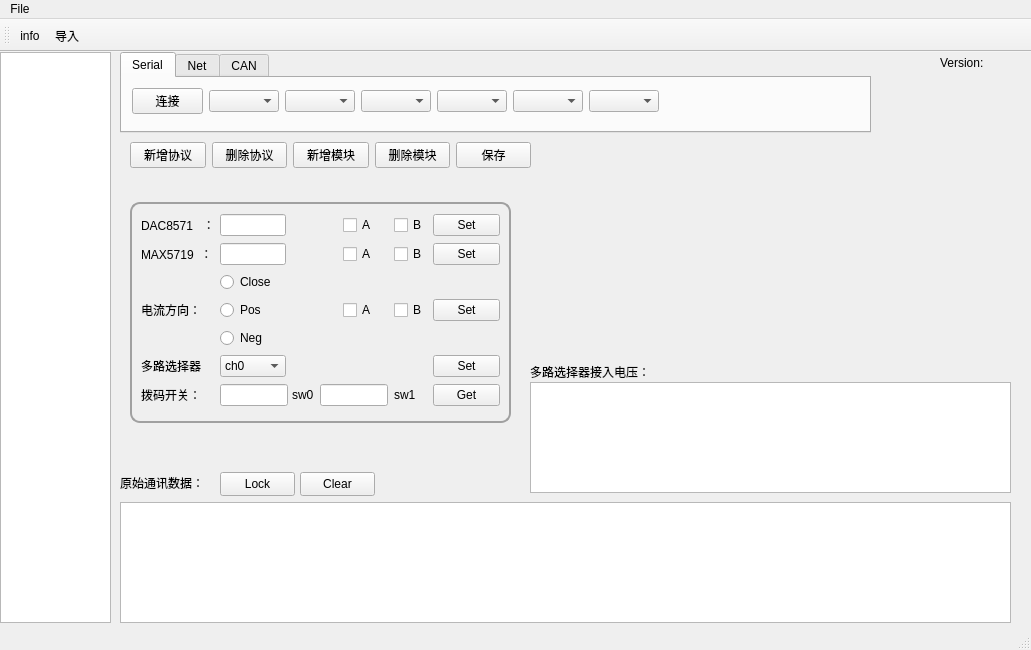
This is mainwindow.ui in BilibiliW/CommonDemo as Qt 5 draws it before an edit. The edited form follows.
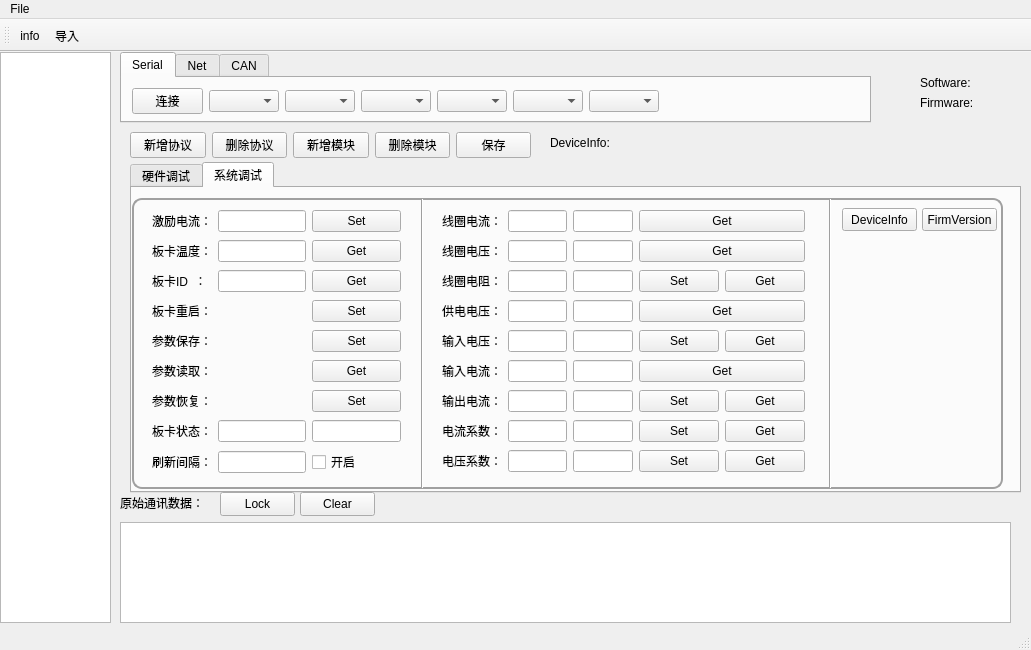
This is the edited form. The open tabs and pages were chosen to show the change. Icons and pictures are not drawn.

Commit message: #v0.0.4 新增系统调试功能，板卡实测正常

The edit to the form file:
```diff
--- a/mainwindow.ui
+++ b/mainwindow.ui
@@ -35,7 +35,7 @@
       <x>120</x>
       <y>0</y>
       <width>751</width>
-      <height>81</height>
+      <height>71</height>
      </rect>
     </property>
     <property name="autoFillBackground">
@@ -148,9 +148,9 @@
     <property name="geometry">
      <rect>
       <x>120</x>
-      <y>450</y>
+      <y>470</y>
       <width>891</width>
-      <height>121</height>
+      <height>101</height>
      </rect>
     </property>
    </widget>
@@ -168,7 +168,7 @@
     <property name="geometry">
      <rect>
       <x>220</x>
-      <y>420</y>
+      <y>440</y>
       <width>75</width>
       <height>24</height>
      </rect>
@@ -181,7 +181,7 @@
     <property name="geometry">
      <rect>
       <x>130</x>
-      <y>90</y>
+      <y>80</y>
       <width>401</width>
       <height>26</height>
      </rect>
@@ -224,21 +224,72 @@
      </item>
     </layout>
    </widget>
-   <widget class="QTextEdit" name="textEdit_ads8326">
+   <widget class="QPushButton" name="pushButton_CleanRealTimeWindows">
     <property name="geometry">
      <rect>
-      <x>530</x>
-      <y>330</y>
-      <width>481</width>
-      <height>111</height>
+      <x>300</x>
+      <y>440</y>
+      <width>75</width>
+      <height>24</height>
      </rect>
     </property>
+    <property name="text">
+     <string>Clear</string>
+    </property>
    </widget>
+   <widget class="QLabel" name="label_8">
+    <property name="geometry">
+     <rect>
+      <x>120</x>
+      <y>430</y>
+      <width>91</width>
+      <height>41</height>
+     </rect>
+    </property>
+    <property name="styleSheet">
+     <string notr="true"/>
+    </property>
+    <property name="text">
+     <string>原始通讯数据：</string>
+    </property>
+   </widget>
+   <widget class="QLabel" name="label_Version">
+    <property name="geometry">
+     <rect>
+      <x>920</x>
+      <y>20</y>
+      <width>111</width>
+      <height>21</height>
+     </rect>
+    </property>
+    <property name="styleSheet">
+     <string notr="true"/>
+    </property>
+    <property name="text">
+     <string>Software:</string>
+    </property>
+   </widget>
+   <widget class="QTabWidget" name="tabWidget">
+    <property name="geometry">
+     <rect>
+      <x>130</x>
+      <y>110</y>
+      <width>891</width>
+      <height>331</height>
+     </rect>
+    </property>
+    <property name="currentIndex">
+     <number>0</number>
+    </property>
+    <widget class="QWidget" name="tab_4">
+     <attribute name="title">
+      <string>硬件调试</string>
+     </attribute>
    <widget class="QFrame" name="frame">
     <property name="geometry">
      <rect>
-      <x>130</x>
-      <y>150</y>
+        <x>0</x>
+        <y>10</y>
       <width>381</width>
       <height>221</height>
      </rect>
@@ -606,40 +657,21 @@
      </item>
     </layout>
    </widget>
-   <widget class="QPushButton" name="pushButton_CleanRealTimeWindows">
+     <widget class="QTextEdit" name="textEdit_ads8326">
     <property name="geometry">
      <rect>
-      <x>300</x>
-      <y>420</y>
-      <width>75</width>
-      <height>24</height>
-     </rect>
-    </property>
-    <property name="text">
-     <string>Clear</string>
-    </property>
-   </widget>
-   <widget class="QLabel" name="label_8">
-    <property name="geometry">
-     <rect>
-      <x>120</x>
-      <y>410</y>
-      <width>91</width>
-      <height>41</height>
-     </rect>
-    </property>
-    <property name="styleSheet">
-     <string notr="true"/>
-    </property>
-    <property name="text">
-     <string>原始通讯数据：</string>
+        <x>390</x>
+        <y>190</y>
+        <width>481</width>
+        <height>81</height>
+       </rect>
     </property>
    </widget>
    <widget class="QLabel" name="label_9">
     <property name="geometry">
      <rect>
-      <x>530</x>
-      <y>310</y>
+        <x>390</x>
+        <y>170</y>
       <width>121</width>
       <height>20</height>
      </rect>
@@ -648,12 +680,498 @@
      <string>多路选择器接入电压：</string>
     </property>
    </widget>
-   <widget class="QLabel" name="label_Version">
+    </widget>
+    <widget class="QWidget" name="tab_5">
+     <attribute name="title">
+      <string>系统调试</string>
+     </attribute>
+     <widget class="QFrame" name="frame_2">
     <property name="geometry">
      <rect>
-      <x>940</x>
+        <x>0</x>
+        <y>10</y>
+        <width>871</width>
+        <height>291</height>
+       </rect>
+      </property>
+      <property name="styleSheet">
+       <string notr="true">#frame_2{
+border-radius:10px;
+border:2px solid rgb(160, 160,160)
+}</string>
+      </property>
+      <property name="frameShape">
+       <enum>QFrame::StyledPanel</enum>
+      </property>
+      <property name="frameShadow">
+       <enum>QFrame::Raised</enum>
+      </property>
+      <widget class="QWidget" name="gridLayoutWidget_2">
+       <property name="geometry">
+        <rect>
+         <x>310</x>
+         <y>10</y>
+         <width>363</width>
+         <height>267</height>
+        </rect>
+       </property>
+       <layout class="QGridLayout" name="gridLayout_3">
+        <item row="4" column="0">
+         <widget class="QLabel" name="label_CoilResist">
+          <property name="text">
+           <string>线圈电阻：</string>
+          </property>
+         </widget>
+        </item>
+        <item row="8" column="1">
+         <widget class="QLineEdit" name="lineEdit_OutputCurrentA"/>
+        </item>
+        <item row="5" column="0">
+         <widget class="QLabel" name="label_PowerVol">
+          <property name="text">
+           <string>供电电压：</string>
+          </property>
+         </widget>
+        </item>
+        <item row="3" column="0">
+         <widget class="QLabel" name="label_CoilVol">
+          <property name="text">
+           <string>线圈电压：</string>
+          </property>
+         </widget>
+        </item>
+        <item row="3" column="3">
+         <widget class="QPushButton" name="pushButton_CoilVolGet">
+          <property name="text">
+           <string>Get</string>
+          </property>
+         </widget>
+        </item>
+        <item row="7" column="1">
+         <widget class="QLineEdit" name="lineEdit_InputCurrentA"/>
+        </item>
+        <item row="6" column="0">
+         <widget class="QLabel" name="label_InputVol">
+          <property name="text">
+           <string>输入电压：</string>
+          </property>
+         </widget>
+        </item>
+        <item row="2" column="3">
+         <widget class="QPushButton" name="pushButton_CoilCurrentGet">
+          <property name="text">
+           <string>Get</string>
+          </property>
+         </widget>
+        </item>
+        <item row="7" column="2">
+         <widget class="QLineEdit" name="lineEdit_InputCurrentB"/>
+        </item>
+        <item row="6" column="2">
+         <widget class="QLineEdit" name="lineEdit_InputVolB"/>
+        </item>
+        <item row="4" column="1">
+         <widget class="QLineEdit" name="lineEdit_CoilResistA"/>
+        </item>
+        <item row="2" column="1">
+         <widget class="QLineEdit" name="lineEdit_CoilCurrentA"/>
+        </item>
+        <item row="8" column="0">
+         <widget class="QLabel" name="label_OutputCurrent">
+          <property name="text">
+           <string>输出电流：</string>
+          </property>
+         </widget>
+        </item>
+        <item row="3" column="1">
+         <widget class="QLineEdit" name="lineEdit_CoilVolA"/>
+        </item>
+        <item row="5" column="2">
+         <widget class="QLineEdit" name="lineEdit_PowerVolB"/>
+        </item>
+        <item row="4" column="2">
+         <widget class="QLineEdit" name="lineEdit_CoilResistB"/>
+        </item>
+        <item row="7" column="0">
+         <widget class="QLabel" name="label_InputCurrent">
+          <property name="text">
+           <string>输入电流：</string>
+          </property>
+         </widget>
+        </item>
+        <item row="2" column="2">
+         <widget class="QLineEdit" name="lineEdit_CoilCurrentB"/>
+        </item>
+        <item row="2" column="0">
+         <widget class="QLabel" name="label_CoilCurrent">
+          <property name="text">
+           <string>线圈电流：</string>
+          </property>
+         </widget>
+        </item>
+        <item row="9" column="2">
+         <widget class="QLineEdit" name="lineEdit_CoilCurrentCoefB"/>
+        </item>
+        <item row="9" column="0">
+         <widget class="QLabel" name="label_CoilCurrentCoef">
+          <property name="text">
+           <string>电流系数：</string>
+          </property>
+         </widget>
+        </item>
+        <item row="6" column="1">
+         <widget class="QLineEdit" name="lineEdit_InputVolA"/>
+        </item>
+        <item row="3" column="2">
+         <widget class="QLineEdit" name="lineEdit_CoilVolB"/>
+        </item>
+        <item row="9" column="1">
+         <widget class="QLineEdit" name="lineEdit_CoilCurrentCoefA"/>
+        </item>
+        <item row="5" column="1">
+         <widget class="QLineEdit" name="lineEdit_PowerVolA"/>
+        </item>
+        <item row="8" column="2">
+         <widget class="QLineEdit" name="lineEdit_OutputCurrentB"/>
+        </item>
+        <item row="7" column="3">
+         <widget class="QPushButton" name="pushButton_InputCurrentGet">
+          <property name="text">
+           <string>Get</string>
+          </property>
+         </widget>
+        </item>
+        <item row="10" column="0">
+         <widget class="QLabel" name="label_CoilVolCoef">
+          <property name="text">
+           <string>电压系数：</string>
+          </property>
+         </widget>
+        </item>
+        <item row="10" column="1">
+         <widget class="QLineEdit" name="lineEdit_CoilVolCoefA"/>
+        </item>
+        <item row="10" column="2">
+         <widget class="QLineEdit" name="lineEdit_CoilVolCoefB"/>
+        </item>
+        <item row="4" column="3">
+         <layout class="QHBoxLayout" name="horizontalLayout_5">
+          <item>
+           <widget class="QPushButton" name="pushButton_CoilResistSet">
+            <property name="text">
+             <string>Set</string>
+            </property>
+           </widget>
+          </item>
+          <item>
+           <widget class="QPushButton" name="pushButton_CoilResistGet">
+            <property name="text">
+             <string>Get</string>
+            </property>
+           </widget>
+          </item>
+         </layout>
+        </item>
+        <item row="5" column="3">
+         <widget class="QPushButton" name="pushButton_PowerVolGet">
+          <property name="text">
+           <string>Get</string>
+          </property>
+         </widget>
+        </item>
+        <item row="6" column="3">
+         <layout class="QHBoxLayout" name="horizontalLayout_6">
+          <item>
+           <widget class="QPushButton" name="pushButton_InputVolSet">
+            <property name="text">
+             <string>Set</string>
+            </property>
+           </widget>
+          </item>
+          <item>
+           <widget class="QPushButton" name="pushButton_InputVolGet">
+            <property name="text">
+             <string>Get</string>
+            </property>
+           </widget>
+          </item>
+         </layout>
+        </item>
+        <item row="9" column="3">
+         <layout class="QHBoxLayout" name="horizontalLayout_8">
+          <item>
+           <widget class="QPushButton" name="pushButton_CoilCurrentCoefSet">
+            <property name="text">
+             <string>Set</string>
+            </property>
+           </widget>
+          </item>
+          <item>
+           <widget class="QPushButton" name="pushButton_CoilCurrentCoefGet">
+            <property name="text">
+             <string>Get</string>
+            </property>
+           </widget>
+          </item>
+         </layout>
+        </item>
+        <item row="10" column="3">
+         <layout class="QHBoxLayout" name="horizontalLayout_9">
+          <item>
+           <widget class="QPushButton" name="pushButton_CoilVolCoefSet">
+            <property name="text">
+             <string>Set</string>
+            </property>
+           </widget>
+          </item>
+          <item>
+           <widget class="QPushButton" name="pushButton_CoilVolCoefGet">
+            <property name="text">
+             <string>Get</string>
+            </property>
+           </widget>
+          </item>
+         </layout>
+        </item>
+        <item row="8" column="3">
+         <layout class="QHBoxLayout" name="horizontalLayout_10">
+          <item>
+           <widget class="QPushButton" name="pushButton_OutputCurrentSet">
+            <property name="text">
+             <string>Set</string>
+            </property>
+           </widget>
+          </item>
+          <item>
+           <widget class="QPushButton" name="pushButton_OutputCurrentGet">
+            <property name="text">
+             <string>Get</string>
+            </property>
+           </widget>
+          </item>
+         </layout>
+        </item>
+       </layout>
+      </widget>
+      <widget class="QWidget" name="gridLayoutWidget_3">
+       <property name="geometry">
+        <rect>
+         <x>20</x>
+         <y>10</y>
+         <width>249</width>
+         <height>271</height>
+        </rect>
+       </property>
+       <layout class="QGridLayout" name="gridLayout_4">
+        <item row="5" column="2">
+         <widget class="QPushButton" name="pushButton_ParaReadGet">
+          <property name="text">
+           <string>Get</string>
+          </property>
+         </widget>
+        </item>
+        <item row="0" column="2">
+         <widget class="QPushButton" name="pushButton_ExcitateCurrentSet">
+          <property name="text">
+           <string>Set</string>
+          </property>
+         </widget>
+        </item>
+        <item row="0" column="1">
+         <widget class="QLineEdit" name="lineEdit_ExcitateCurrent"/>
+        </item>
+        <item row="7" column="0">
+         <widget class="QLabel" name="label_BoardStatus">
+          <property name="text">
+           <string>板卡状态：</string>
+          </property>
+         </widget>
+        </item>
+        <item row="2" column="1">
+         <widget class="QLineEdit" name="lineEdit_BoardID"/>
+        </item>
+        <item row="0" column="0">
+         <widget class="QLabel" name="label_ExcitateCurrent">
+          <property name="text">
+           <string>激励电流：</string>
+          </property>
+         </widget>
+        </item>
+        <item row="6" column="0">
+         <widget class="QLabel" name="label_ParaRestore">
+          <property name="text">
+           <string>参数恢复：</string>
+          </property>
+         </widget>
+        </item>
+        <item row="2" column="0">
+         <widget class="QLabel" name="label_BoardID">
+          <property name="text">
+           <string>板卡ID  ：</string>
+          </property>
+         </widget>
+        </item>
+        <item row="1" column="0">
+         <widget class="QLabel" name="label_BoardTemp">
+          <property name="text">
+           <string>板卡温度：</string>
+          </property>
+         </widget>
+        </item>
+        <item row="3" column="0">
+         <widget class="QLabel" name="label_Reboot">
+          <property name="text">
+           <string>板卡重启：</string>
+          </property>
+         </widget>
+        </item>
+        <item row="8" column="0">
+         <widget class="QLabel" name="label_RefreshInterval">
+          <property name="text">
+           <string>刷新间隔：</string>
+          </property>
+         </widget>
+        </item>
+        <item row="1" column="2">
+         <widget class="QPushButton" name="pushButton_BoardTempGet">
+          <property name="text">
+           <string>Get</string>
+          </property>
+         </widget>
+        </item>
+        <item row="8" column="1">
+         <widget class="QLineEdit" name="lineEdit_RefreshInterval"/>
+        </item>
+        <item row="5" column="0">
+         <widget class="QLabel" name="label_ParaRead">
+          <property name="text">
+           <string>参数读取：</string>
+          </property>
+         </widget>
+        </item>
+        <item row="1" column="1">
+         <widget class="QLineEdit" name="lineEdit_BoardTemp"/>
+        </item>
+        <item row="8" column="2">
+         <widget class="QCheckBox" name="checkBox_RefreshInterval">
+          <property name="sizePolicy">
+           <sizepolicy hsizetype="Fixed" vsizetype="Fixed">
+            <horstretch>0</horstretch>
+            <verstretch>0</verstretch>
+           </sizepolicy>
+          </property>
+          <property name="autoFillBackground">
+           <bool>false</bool>
+          </property>
+          <property name="text">
+           <string>开启</string>
+          </property>
+         </widget>
+        </item>
+        <item row="6" column="2">
+         <widget class="QPushButton" name="pushButton_ParaRestoreSet">
+          <property name="text">
+           <string>Set</string>
+          </property>
+         </widget>
+        </item>
+        <item row="3" column="2">
+         <widget class="QPushButton" name="pushButton_RebootSet">
+          <property name="text">
+           <string>Set</string>
+          </property>
+         </widget>
+        </item>
+        <item row="7" column="1">
+         <widget class="QLineEdit" name="lineEdit_BoardState"/>
+        </item>
+        <item row="2" column="2">
+         <widget class="QPushButton" name="pushButton_BoardID_Get">
+          <property name="text">
+           <string>Get</string>
+          </property>
+         </widget>
+        </item>
+        <item row="4" column="2">
+         <widget class="QPushButton" name="pushButton_ParaSaveSet">
+          <property name="text">
+           <string>Set</string>
+          </property>
+         </widget>
+        </item>
+        <item row="4" column="0">
+         <widget class="QLabel" name="label_ParaSave">
+          <property name="text">
+           <string>参数保存：</string>
+          </property>
+         </widget>
+        </item>
+        <item row="7" column="2">
+         <widget class="QLineEdit" name="lineEdit_BoardErrCode"/>
+        </item>
+       </layout>
+      </widget>
+      <widget class="Line" name="line">
+       <property name="geometry">
+        <rect>
+         <x>280</x>
       <y>0</y>
-      <width>91</width>
+         <width>20</width>
+         <height>291</height>
+        </rect>
+       </property>
+       <property name="orientation">
+        <enum>Qt::Vertical</enum>
+       </property>
+      </widget>
+      <widget class="Line" name="line_2">
+       <property name="geometry">
+        <rect>
+         <x>690</x>
+         <y>0</y>
+         <width>16</width>
+         <height>291</height>
+        </rect>
+       </property>
+       <property name="orientation">
+        <enum>Qt::Vertical</enum>
+       </property>
+      </widget>
+      <widget class="QPushButton" name="pushButton_DeviceInfo">
+       <property name="geometry">
+        <rect>
+         <x>710</x>
+         <y>10</y>
+         <width>75</width>
+         <height>23</height>
+        </rect>
+       </property>
+       <property name="text">
+        <string>DeviceInfo</string>
+       </property>
+      </widget>
+      <widget class="QPushButton" name="pushButton_FirmVersion">
+       <property name="geometry">
+        <rect>
+         <x>790</x>
+         <y>10</y>
+         <width>75</width>
+         <height>23</height>
+        </rect>
+       </property>
+       <property name="text">
+        <string>FirmVersion</string>
+       </property>
+      </widget>
+     </widget>
+    </widget>
+   </widget>
+   <widget class="QLabel" name="label_FirmVersion">
+    <property name="geometry">
+     <rect>
+      <x>920</x>
+      <y>40</y>
+      <width>111</width>
       <height>21</height>
      </rect>
     </property>
@@ -661,20 +1179,36 @@
      <string notr="true"/>
     </property>
     <property name="text">
-     <string>Version:</string>
+     <string>Firmware:</string>
     </property>
    </widget>
+   <widget class="QLabel" name="label_DeviceInfo">
+    <property name="geometry">
+     <rect>
+      <x>550</x>
+      <y>80</y>
+      <width>431</width>
+      <height>21</height>
+     </rect>
+    </property>
+    <property name="styleSheet">
+     <string notr="true"/>
+    </property>
+    <property name="text">
+     <string>DeviceInfo:</string>
+    </property>
+   </widget>
+   <zorder>tabWidget</zorder>
    <zorder>Communication</zorder>
    <zorder>textEdit_RealTimeCommunicateData</zorder>
    <zorder>listWidget_Device</zorder>
    <zorder>pushButton_LockRealTimeWindows</zorder>
    <zorder>layoutWidget</zorder>
-   <zorder>textEdit_ads8326</zorder>
    <zorder>pushButton_CleanRealTimeWindows</zorder>
    <zorder>label_8</zorder>
-   <zorder>label_9</zorder>
-   <zorder>frame</zorder>
    <zorder>label_Version</zorder>
+   <zorder>label_FirmVersion</zorder>
+   <zorder>label_DeviceInfo</zorder>
   </widget>
   <widget class="QMenuBar" name="menubar">
    <property name="geometry">
@@ -682,7 +1216,7 @@
      <x>0</x>
      <y>0</y>
      <width>1031</width>
-     <height>22</height>
+     <height>18</height>
     </rect>
    </property>
    <widget class="QMenu" name="menuDemo">
```
Lines whose indentation alone changed are shown as unchanged. The commit also changes 1515 other files.
